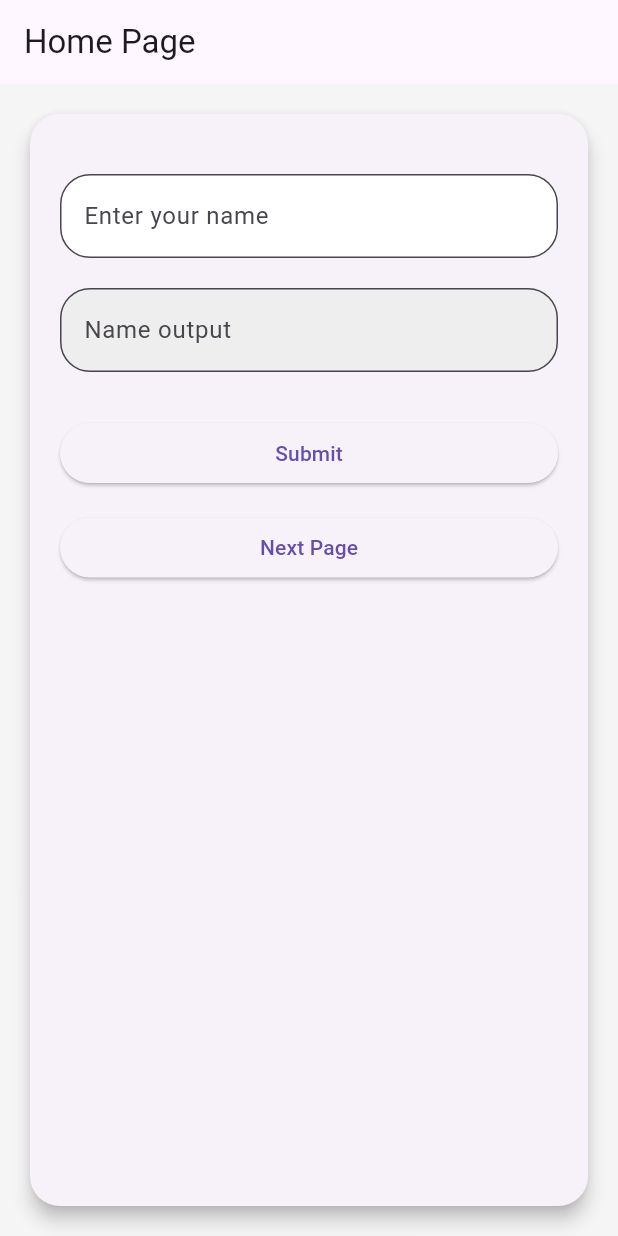
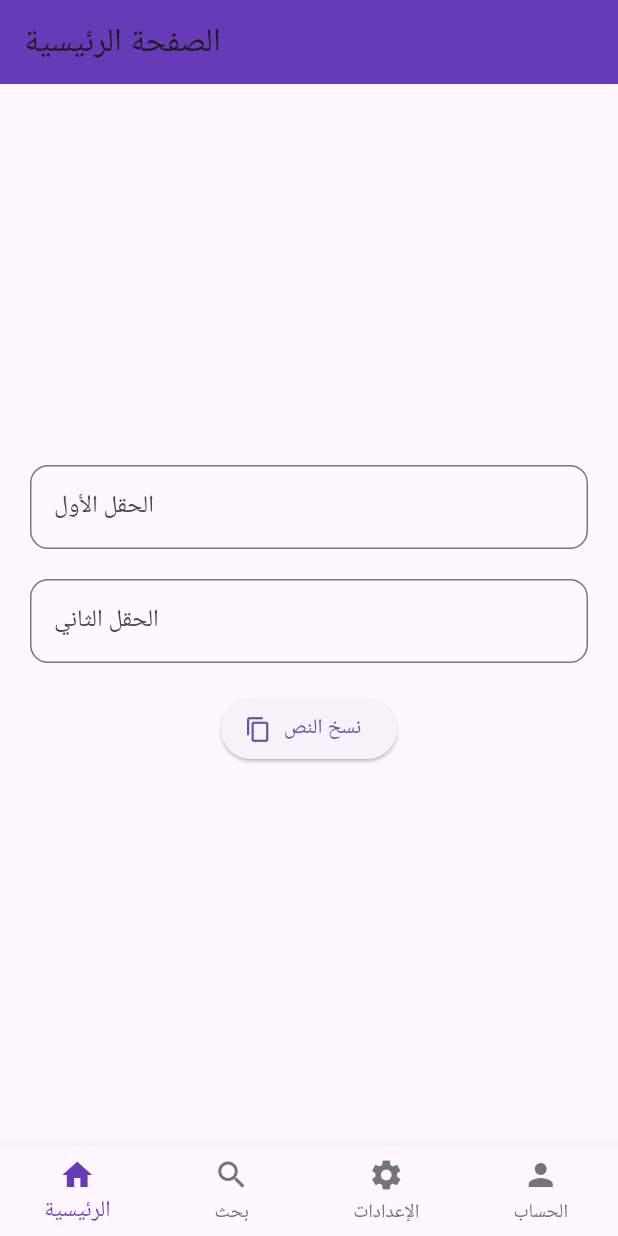
Before and after one commit to NesmaBinshehab/secondTask-flutter-, a Flutter app: the screen it shows after launch, on a phone screen of 412 x 824 dp. Run offline on Flutter 3.47's test engine with Material 3 defaults, Android fonts, the phone set to English and light mode, and no system bars.

Commit message:
fourth task

```diff
--- /dev/null
+++ b/lib/home_page.dart
@@ -0,0 +1,61 @@
+import 'package:flutter/material.dart';
+
+class HomePage extends StatefulWidget {
+  const HomePage({super.key});
+
+  @override
+  State<HomePage> createState() => _HomePageState();
+}
+
+class _HomePageState extends State<HomePage> {
+  final TextEditingController firstController = TextEditingController();
+  final TextEditingController secondController = TextEditingController();
+
+  @override
+  Widget build(BuildContext context) {
+    return Scaffold(
+      appBar: AppBar(
+        title: const Text("الصفحة الرئيسية"),
+        backgroundColor: Colors.deepPurple,
+      ),
+      body: Padding(
+        padding: const EdgeInsets.all(20.0),
+        child: Column(
+          mainAxisAlignment: MainAxisAlignment.center,
+          children: [
+            TextField(
+              controller: firstController,
+              decoration: InputDecoration(
+                labelText: "الحقل الأول",
+                border: OutlineInputBorder(
+                  borderRadius: BorderRadius.circular(12),
+                ),
+              ),
+            ),
+            const SizedBox(height: 20),
+            TextField(
+              controller: secondController,
+              readOnly: true,
+              decoration: InputDecoration(
+                labelText: "الحقل الثاني",
+                border: OutlineInputBorder(
+                  borderRadius: BorderRadius.circular(12),
+                ),
+              ),
+            ),
+            const SizedBox(height: 20),
+            ElevatedButton.icon(
+              onPressed: () {
+                setState(() {
+                  secondController.text = firstController.text;
+                });
+              },
+              icon: const Icon(Icons.copy),
+              label: const Text("نسخ النص"),
+            ),
+          ],
+        ),
+      ),
+    );
+  }
+}
--- a/lib/main.dart
+++ b/lib/main.dart
@@ -1,6 +1,8 @@
 import 'package:flutter/material.dart';
-import 'package:second_task/secondpage.dart';
-
+import 'home_page.dart';
+import 'search_page.dart';
+import 'settings_page.dart';
+import 'account_page.dart';
 
 void main() {
 runApp(const MyApp());
@@ -13,101 +15,58 @@ const MyApp({super.key});
 Widget build(BuildContext context) {
 return MaterialApp(
 debugShowCheckedModeBanner: false,
-title: 'Flutter Demo',
-home: Homepage(),
+home: const MainPage(),
 );
 }
 }
 
-class Homepage extends StatefulWidget {
-const Homepage({super.key});
+class MainPage extends StatefulWidget {
+const MainPage({super.key});
 
 @override
-State<Homepage> createState() => _HomepageState();
+State<MainPage> createState() => _MainPageState();
 }
 
-class _HomepageState extends State<Homepage> {
-TextEditingController _controller1 = TextEditingController();
-TextEditingController _controller2 = TextEditingController();
+class _MainPageState extends State<MainPage> {
+int currentIndex = 0;
 
-void _login() {
-setState(() {
-_controller2.text = _controller1.text;
-});
-}
-
-void _Nav2() {
-Navigator.push(
-context,
-MaterialPageRoute(
-builder: (context) => Secandpage(
-name: _controller1.text,
-)));
-}
+final List<Widget> screens = const [
+HomePage(),
+SearchPage(),
+SettingsPage(),
+ProfilePage(),
+];
 
 @override
 Widget build(BuildContext context) {
 return Scaffold(
-backgroundColor: Colors.grey.shade100,
-appBar: AppBar(title: const Text('Home Page')),
-body: Padding(
-padding: const EdgeInsets.all(16.0),
-child: Card(
-elevation: 5,
-shape:
-RoundedRectangleBorder(borderRadius: BorderRadius.circular(20)),
-child: Padding(
-padding: const EdgeInsets.all(20.0),
-child: Column(
-children: [
-const SizedBox(height: 20),
-
-/// TextField 1
-TextField(
-controller: _controller1,
-decoration: InputDecoration(
-labelText: 'Enter your name',
-hintText: 'Nesma',
-filled: true,
-fillColor: Colors.white,
-border: OutlineInputBorder(
-borderRadius: BorderRadius.circular(20)),
+body: screens[currentIndex],
+bottomNavigationBar: BottomNavigationBar(
+currentIndex: currentIndex,
+onTap: (index) => setState(() => currentIndex = index),
+selectedItemColor: Colors.deepPurple,
+unselectedItemColor: Colors.grey.shade600,
+type: BottomNavigationBarType.fixed,
+selectedFontSize: 15,
+unselectedFontSize: 13,
+items: const [
+BottomNavigationBarItem(
+icon: Icon(Icons.home),
+label: "الرئيسية",
 ),
+BottomNavigationBarItem(
+icon: Icon(Icons.search),
+label: "بحث",
 ),
-
-const SizedBox(height: 20),
-
-/// TextField 2 (readOnly)
-TextField(
-controller: _controller2,
-readOnly: true,
-decoration: InputDecoration(
-labelText: 'Name output',
-filled: true,
-fillColor: Colors.grey.shade200,
-border: OutlineInputBorder(
-borderRadius: BorderRadius.circular(20)),
+BottomNavigationBarItem(
+icon: Icon(Icons.settings),
+label: "الإعدادات",
 ),
-),
-
-const SizedBox(height: 30),
-
-/// Buttons
-SizedBox(
-width: double.infinity,
-child: ElevatedButton(
-onPressed: _login, child: const Text("Submit")),
-),
-const SizedBox(height: 15),
-SizedBox(
-width: double.infinity,
-child: ElevatedButton(
-onPressed: _Nav2, child: const Text('Next Page')),
+BottomNavigationBarItem(
+icon: Icon(Icons.person),
+label: "الحساب",
 ),
 ],
-),
-),
-),
 ),
 );
 }
--- a/lib/secondpage.dart
+++ /dev/null
@@ -1,27 +0,0 @@
-import 'package:flutter/material.dart';
-
-class Secandpage extends StatelessWidget {
-  final String name;
-
-  Secandpage({super.key, required this.name});
-
-  @override
-  Widget build(BuildContext context) {
-    return Scaffold(
-        appBar: AppBar(title: Text("Second Page")),
-        body: Center(
-            child: Column(
-                mainAxisAlignment: MainAxisAlignment.center,
-                children: [ Text(name, style: TextStyle(fontSize: 24, fontWeight: FontWeight.bold)),
-                  SizedBox(height: 10),
-                  Text('Welcome!', style: TextStyle(fontSize: 18)),
-                  SizedBox(height: 20),
-                  ElevatedButton(
-                      onPressed: () => Navigator.pop(context),
-                      child: Text('Back'))
-                ],
-            ),
-        ),
-    );
-  }
-}
```
Also changed, not shown: lib/account_page.dart (added, +25 -0 lines), lib/search_page.dart (added, +49 -0 lines), lib/settings_page.dart (added, +25 -0 lines).
